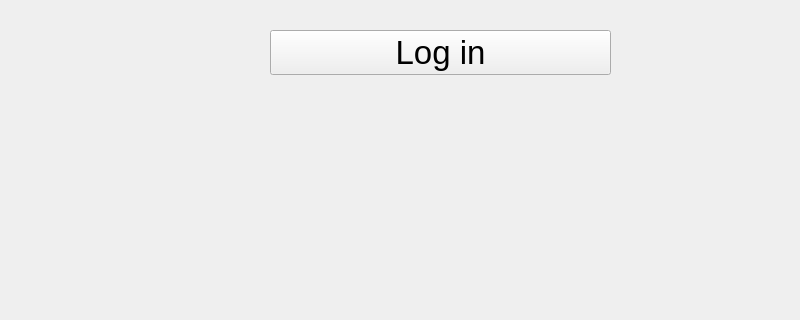
First picture: the form in frontend/mainwindow.ui, repository 22kmo-project/group_12, before the edit; both pictures show x 0 to 800 and y 310 to 630 of the 800 by 800 pixel window.
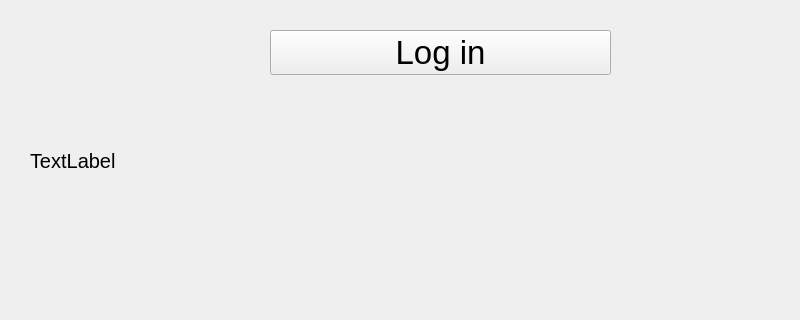
Second picture: the form after the edit.

The edit to the form file:
```diff
--- a/frontend/mainwindow.ui
+++ b/frontend/mainwindow.ui
@@ -14,7 +14,7 @@
    <string>MainWindow</string>
   </property>
   <widget class="QWidget" name="centralwidget">
-   <widget class="QWidget" name="">
+   <widget class="QWidget" name="layoutWidget">
     <property name="geometry">
      <rect>
       <x>150</x>
@@ -80,6 +80,24 @@
      </item>
     </layout>
    </widget>
+   <widget class="QLabel" name="label_infobox">
+    <property name="geometry">
+     <rect>
+      <x>30</x>
+      <y>440</y>
+      <width>751</width>
+      <height>61</height>
+     </rect>
+    </property>
+    <property name="font">
+     <font>
+      <pointsize>15</pointsize>
+     </font>
+    </property>
+    <property name="text">
+     <string>TextLabel</string>
+    </property>
+   </widget>
   </widget>
   <widget class="QMenuBar" name="menubar">
    <property name="geometry">
```
Left out of the diff: 2 changed lines with no effect on the pictures.
